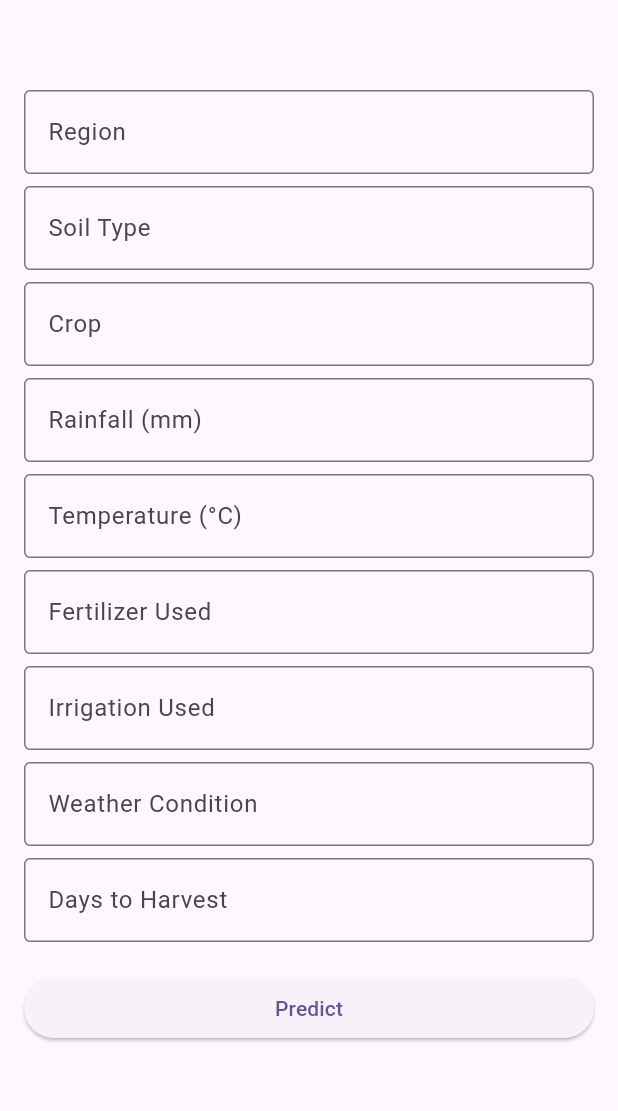
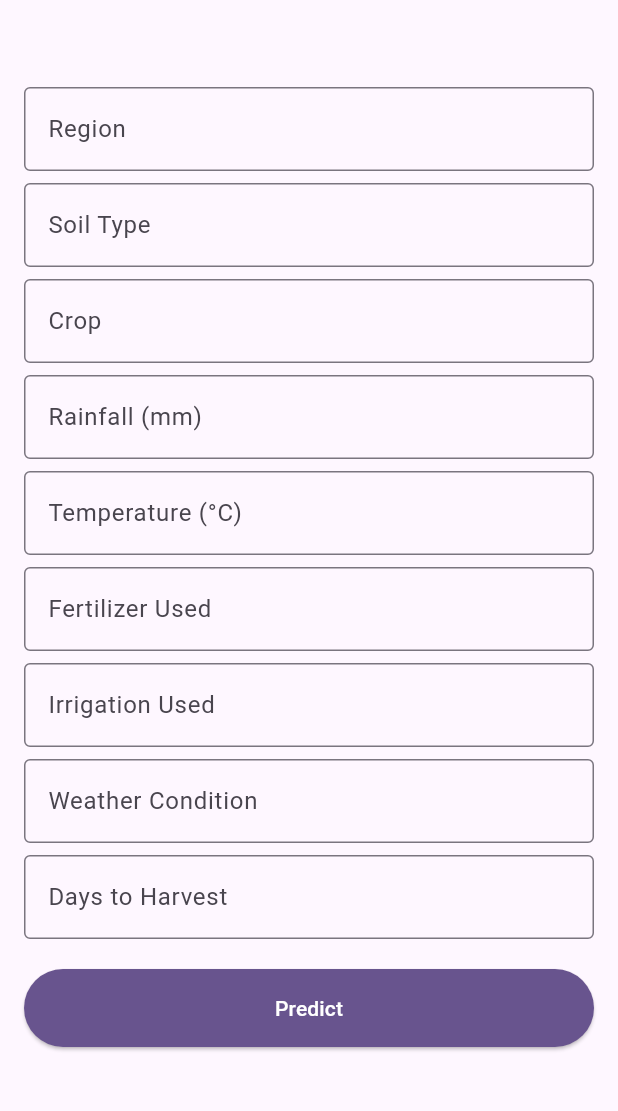
Before and after one commit to mgustavy/linear_regression_model, a Flutter app: the screen it shows after launch, on a phone screen of 412 x 824 dp, the part 84-1195 px from its top. Run offline on Flutter 3.47's test engine with Material 3 defaults, Android fonts, the phone set to English and light mode, and no system bars.

Commit message:
style: enhance button and result display aesthetics in Crop Yield Predictor

```diff
--- a/summative/FlutterApp/crop_yield_app/lib/main.dart
+++ b/summative/FlutterApp/crop_yield_app/lib/main.dart
@@ -212,29 +212,39 @@ class _CropYieldPredictorPageState extends State<CropYieldPredictorPage> {
                 const SizedBox(height: 16),
                 ElevatedButton(
                   onPressed: _loading ? null : _predictYield,
+                  style: ElevatedButton.styleFrom(
+                    padding: const EdgeInsets.symmetric(vertical: 16),
+                    backgroundColor: Theme.of(context).colorScheme.primary,
+                  ),
                   child: _loading
                       ? const SizedBox(
                           height: 20,
                           width: 20,
                           child: CircularProgressIndicator(strokeWidth: 2),
                         )
-                      : const Text('Predict'),
+                      : const Text('Predict', style: TextStyle(color: Colors.white)),
                 ),
                 const SizedBox(height: 16),
                 if (_result != null)
-                  Container(
-                    padding: const EdgeInsets.all(12),
-                    decoration: BoxDecoration(
-                      color: Colors.grey[100],
+                  Card(
+                    elevation: 2,
+                    margin: EdgeInsets.zero,
+                    shape: RoundedRectangleBorder(
                       borderRadius: BorderRadius.circular(8),
-                      border: Border.all(color: Colors.grey.shade300),
                     ),
-                    child: Text(
-                      _result!,
-                      style: TextStyle(
-                        color: _result!.startsWith('Predicted') ? Colors.green[800] : Colors.red[700],
-                        fontWeight: FontWeight.w500,
-                        fontSize: 16,
+                    child: Padding(
+                      padding: const EdgeInsets.all(16.0),
+                      child: Text(
+                        _result!,
+                        style: TextStyle(
+                          color: _result!.startsWith('Predicted')
+                              ? Colors.green[700]
+                              : Colors.red[700],
+                          fontWeight: FontWeight.bold,
+                          fontSize: 17,
+                          fontFamily: 'Roboto',
+                        ),
+                        textAlign: TextAlign.center,
                       ),
                     ),
                   ),
```
